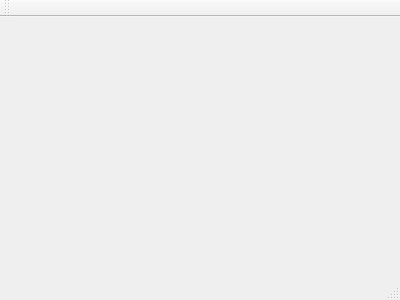
Above: grade_calculator/grade_calculator.ui from atklenner/QtGradeCalc before the change. Below: the same form after it.
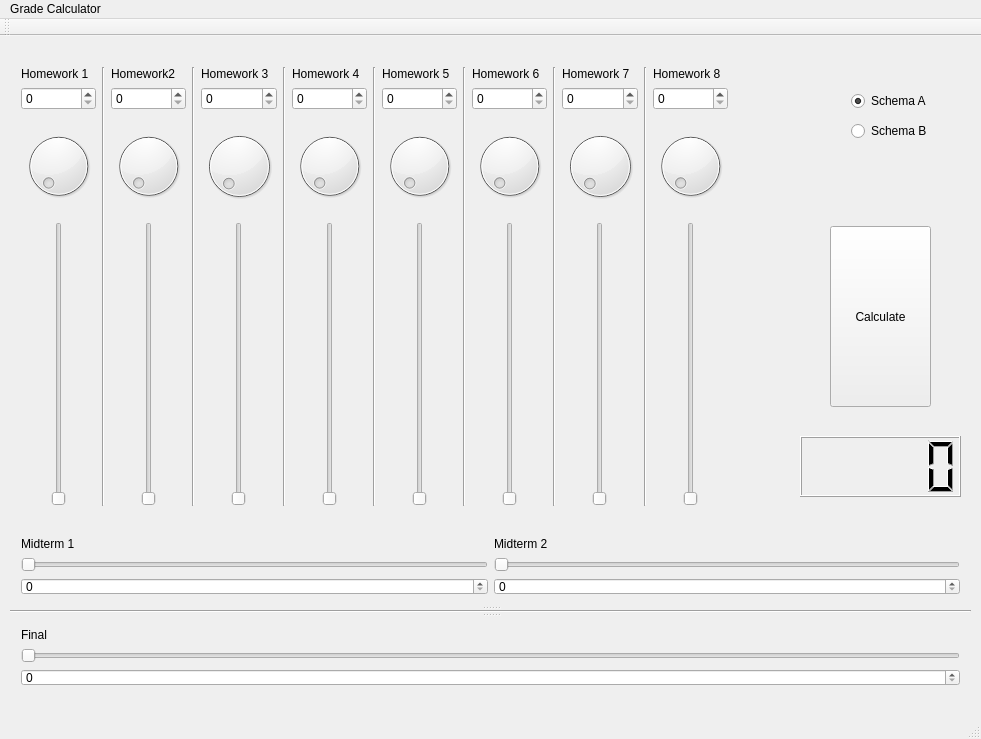
That is the form after the change.

Commit message: More updates made. Much better, actually works somewhat.

Patch:
```diff
--- a/grade_calculator/grade_calculator.ui
+++ b/grade_calculator/grade_calculator.ui
@@ -1,24 +1,633 @@
 <ui version="4.0">
  <class>grade_calculator</class>
- <widget class="QMainWindow" name="grade_calculator" >
-  <property name="geometry" >
+ <widget class="QMainWindow" name="grade_calculator">
+  <property name="geometry">
    <rect>
     <x>0</x>
     <y>0</y>
-    <width>400</width>
-    <height>300</height>
+    <width>981</width>
+    <height>739</height>
    </rect>
   </property>
   <property name="windowTitle" >
    <string>grade_calculator</string>
   </property>
-  <widget class="QMenuBar" name="menuBar" />
-  <widget class="QToolBar" name="mainToolBar" />
-  <widget class="QWidget" name="centralWidget" />
-  <widget class="QStatusBar" name="statusBar" />
+  <widget class="QWidget" name="centralWidget">
+   <widget class="QPushButton" name="pushButton">
+    <property name="geometry">
+     <rect>
+      <x>830</x>
+      <y>190</y>
+      <width>101</width>
+      <height>181</height>
+     </rect>
+    </property>
+    <property name="text">
+     <string>Calculate</string>
+    </property>
+   </widget>
+   <widget class="QLCDNumber" name="lcdNumber">
+    <property name="geometry">
+     <rect>
+      <x>800</x>
+      <y>400</y>
+      <width>161</width>
+      <height>61</height>
+     </rect>
+    </property>
+   </widget>
+   <widget class="QWidget" name="">
+    <property name="geometry">
+     <rect>
+      <x>10</x>
+      <y>20</y>
+      <width>729</width>
+      <height>461</height>
+     </rect>
+    </property>
+    <layout class="QHBoxLayout" name="horizontalLayout_9">
+     <item>
+      <layout class="QHBoxLayout" name="horizontalLayout">
+       <item>
+        <layout class="QVBoxLayout" name="verticalLayout">
+         <item>
+          <widget class="QLabel" name="label_2">
+           <property name="text">
+            <string>Homework 1</string>
+           </property>
+          </widget>
+         </item>
+         <item>
+          <widget class="QSpinBox" name="hw_1">
+           <property name="maximum">
+            <number>20</number>
+           </property>
+          </widget>
+         </item>
+         <item>
+          <widget class="QDial" name="dial">
+           <property name="maximum">
+            <number>20</number>
+           </property>
+           <property name="singleStep">
+            <number>1</number>
+           </property>
+          </widget>
+         </item>
+         <item alignment="Qt::AlignHCenter">
+          <widget class="QSlider" name="verticalSlider">
+           <property name="maximum">
+            <number>20</number>
+           </property>
+           <property name="singleStep">
+            <number>1</number>
+           </property>
+           <property name="orientation">
+            <enum>Qt::Vertical</enum>
+           </property>
+          </widget>
+         </item>
+        </layout>
+       </item>
+       <item>
+        <widget class="Line" name="line">
+         <property name="orientation">
+          <enum>Qt::Vertical</enum>
+         </property>
+        </widget>
+       </item>
+      </layout>
+     </item>
+     <item>
+      <layout class="QHBoxLayout" name="horizontalLayout_2">
+       <item>
+        <layout class="QVBoxLayout" name="verticalLayout_2">
+         <item>
+          <widget class="QLabel" name="label_3">
+           <property name="text">
+            <string>Homework2</string>
+           </property>
+          </widget>
+         </item>
+         <item>
+          <widget class="QSpinBox" name="hw_2">
+           <property name="maximum">
+            <number>20</number>
+           </property>
+          </widget>
+         </item>
+         <item>
+          <widget class="QDial" name="dial_2">
+           <property name="maximum">
+            <number>20</number>
+           </property>
+           <property name="singleStep">
+            <number>1</number>
+           </property>
+          </widget>
+         </item>
+         <item alignment="Qt::AlignHCenter">
+          <widget class="QSlider" name="verticalSlider_2">
+           <property name="maximum">
+            <number>20</number>
+           </property>
+           <property name="singleStep">
+            <number>1</number>
+           </property>
+           <property name="orientation">
+            <enum>Qt::Vertical</enum>
+           </property>
+          </widget>
+         </item>
+        </layout>
+       </item>
+       <item>
+        <widget class="Line" name="line_2">
+         <property name="orientation">
+          <enum>Qt::Vertical</enum>
+         </property>
+        </widget>
+       </item>
+      </layout>
+     </item>
+     <item>
+      <layout class="QHBoxLayout" name="horizontalLayout_3">
+       <item>
+        <layout class="QVBoxLayout" name="verticalLayout_3">
+         <item>
+          <widget class="QLabel" name="label_4">
+           <property name="text">
+            <string>Homework 3</string>
+           </property>
+          </widget>
+         </item>
+         <item>
+          <widget class="QSpinBox" name="hw_3">
+           <property name="maximum">
+            <number>20</number>
+           </property>
+          </widget>
+         </item>
+         <item>
+          <widget class="QDial" name="dial_3">
+           <property name="maximum">
+            <number>20</number>
+           </property>
+           <property name="singleStep">
+            <number>1</number>
+           </property>
+          </widget>
+         </item>
+         <item alignment="Qt::AlignHCenter">
+          <widget class="QSlider" name="verticalSlider_3">
+           <property name="maximum">
+            <number>20</number>
+           </property>
+           <property name="singleStep">
+            <number>1</number>
+           </property>
+           <property name="orientation">
+            <enum>Qt::Vertical</enum>
+           </property>
+          </widget>
+         </item>
+        </layout>
+       </item>
+       <item>
+        <widget class="Line" name="line_3">
+         <property name="orientation">
+          <enum>Qt::Vertical</enum>
+         </property>
+        </widget>
+       </item>
+      </layout>
+     </item>
+     <item>
+      <layout class="QHBoxLayout" name="horizontalLayout_4">
+       <item>
+        <layout class="QVBoxLayout" name="verticalLayout_4">
+         <item>
+          <widget class="QLabel" name="label_5">
+           <property name="text">
+            <string>Homework 4</string>
+           </property>
+          </widget>
+         </item>
+         <item>
+          <widget class="QSpinBox" name="hw_4">
+           <property name="maximum">
+            <number>20</number>
+           </property>
+          </widget>
+         </item>
+         <item>
+          <widget class="QDial" name="dial_4">
+           <property name="maximum">
+            <number>20</number>
+           </property>
+           <property name="singleStep">
+            <number>1</number>
+           </property>
+          </widget>
+         </item>
+         <item alignment="Qt::AlignHCenter">
+          <widget class="QSlider" name="verticalSlider_4">
+           <property name="maximum">
+            <number>20</number>
+           </property>
+           <property name="singleStep">
+            <number>1</number>
+           </property>
+           <property name="orientation">
+            <enum>Qt::Vertical</enum>
+           </property>
+          </widget>
+         </item>
+        </layout>
+       </item>
+       <item>
+        <widget class="Line" name="line_4">
+         <property name="orientation">
+          <enum>Qt::Vertical</enum>
+         </property>
+        </widget>
+       </item>
+      </layout>
+     </item>
+     <item>
+      <layout class="QHBoxLayout" name="horizontalLayout_5">
+       <item>
+        <layout class="QVBoxLayout" name="verticalLayout_5">
+         <item>
+          <widget class="QLabel" name="label_6">
+           <property name="text">
+            <string>Homework 5</string>
+           </property>
+          </widget>
+         </item>
+         <item>
+          <widget class="QSpinBox" name="hw_5">
+           <property name="maximum">
+            <number>20</number>
+           </property>
+          </widget>
+         </item>
+         <item>
+          <widget class="QDial" name="dial_5">
+           <property name="maximum">
+            <number>20</number>
+           </property>
+           <property name="singleStep">
+            <number>1</number>
+           </property>
+          </widget>
+         </item>
+         <item alignment="Qt::AlignHCenter">
+          <widget class="QSlider" name="verticalSlider_5">
+           <property name="maximum">
+            <number>20</number>
+           </property>
+           <property name="singleStep">
+            <number>1</number>
+           </property>
+           <property name="orientation">
+            <enum>Qt::Vertical</enum>
+           </property>
+          </widget>
+         </item>
+        </layout>
+       </item>
+       <item>
+        <widget class="Line" name="line_5">
+         <property name="orientation">
+          <enum>Qt::Vertical</enum>
+         </property>
+        </widget>
+       </item>
+      </layout>
+     </item>
+     <item>
+      <layout class="QHBoxLayout" name="horizontalLayout_6">
+       <item>
+        <layout class="QVBoxLayout" name="verticalLayout_6">
+         <item>
+          <widget class="QLabel" name="label_7">
+           <property name="text">
+            <string>Homework 6</string>
+           </property>
+          </widget>
+         </item>
+         <item>
+          <widget class="QSpinBox" name="hw_6">
+           <property name="maximum">
+            <number>20</number>
+           </property>
+          </widget>
+         </item>
+         <item>
+          <widget class="QDial" name="dial_6">
+           <property name="maximum">
+            <number>20</number>
+           </property>
+           <property name="singleStep">
+            <number>1</number>
+           </property>
+          </widget>
+         </item>
+         <item alignment="Qt::AlignHCenter">
+          <widget class="QSlider" name="verticalSlider_6">
+           <property name="maximum">
+            <number>20</number>
+           </property>
+           <property name="singleStep">
+            <number>1</number>
+           </property>
+           <property name="orientation">
+            <enum>Qt::Vertical</enum>
+           </property>
+          </widget>
+         </item>
+        </layout>
+       </item>
+       <item>
+        <widget class="Line" name="line_6">
+         <property name="orientation">
+          <enum>Qt::Vertical</enum>
+         </property>
+        </widget>
+       </item>
+      </layout>
+     </item>
+     <item>
+      <layout class="QHBoxLayout" name="horizontalLayout_7">
+       <item>
+        <layout class="QVBoxLayout" name="verticalLayout_7">
+         <item>
+          <widget class="QLabel" name="label_8">
+           <property name="text">
+            <string>Homework 7</string>
+           </property>
+          </widget>
+         </item>
+         <item>
+          <widget class="QSpinBox" name="hw_7">
+           <property name="maximum">
+            <number>20</number>
+           </property>
+          </widget>
+         </item>
+         <item>
+          <widget class="QDial" name="dial_7">
+           <property name="maximum">
+            <number>20</number>
+           </property>
+           <property name="singleStep">
+            <number>1</number>
+           </property>
+          </widget>
+         </item>
+         <item alignment="Qt::AlignHCenter">
+          <widget class="QSlider" name="verticalSlider_7">
+           <property name="maximum">
+            <number>20</number>
+           </property>
+           <property name="singleStep">
+            <number>1</number>
+           </property>
+           <property name="orientation">
+            <enum>Qt::Vertical</enum>
+           </property>
+          </widget>
+         </item>
+        </layout>
+       </item>
+       <item>
+        <widget class="Line" name="line_7">
+         <property name="orientation">
+          <enum>Qt::Vertical</enum>
+         </property>
+        </widget>
+       </item>
+      </layout>
+     </item>
+     <item>
+      <layout class="QHBoxLayout" name="horizontalLayout_8">
+       <item>
+        <layout class="QVBoxLayout" name="verticalLayout_8">
+         <item>
+          <widget class="QLabel" name="label_9">
+           <property name="text">
+            <string>Homework 8</string>
+           </property>
+          </widget>
+         </item>
+         <item>
+          <widget class="QSpinBox" name="hw_8">
+           <property name="maximum">
+            <number>20</number>
+           </property>
+          </widget>
+         </item>
+         <item>
+          <widget class="QDial" name="dial_8">
+           <property name="maximum">
+            <number>20</number>
+           </property>
+           <property name="singleStep">
+            <number>1</number>
+           </property>
+          </widget>
+         </item>
+         <item alignment="Qt::AlignHCenter">
+          <widget class="QSlider" name="verticalSlider_8">
+           <property name="maximum">
+            <number>20</number>
+           </property>
+           <property name="singleStep">
+            <number>1</number>
+           </property>
+           <property name="orientation">
+            <enum>Qt::Vertical</enum>
+           </property>
+          </widget>
+         </item>
+        </layout>
+       </item>
+      </layout>
+     </item>
+    </layout>
+   </widget>
+   <widget class="QSplitter" name="splitter">
+    <property name="geometry">
+     <rect>
+      <x>10</x>
+      <y>490</y>
+      <width>961</width>
+      <height>171</height>
+     </rect>
+    </property>
+    <property name="orientation">
+     <enum>Qt::Vertical</enum>
+    </property>
+    <widget class="QWidget" name="">
+     <layout class="QHBoxLayout" name="horizontalLayout_10">
+      <item>
+       <layout class="QVBoxLayout" name="verticalLayout_12">
+        <item>
+         <widget class="QLabel" name="label">
+          <property name="text">
+           <string>Midterm 1</string>
+          </property>
+         </widget>
+        </item>
+        <item>
+         <layout class="QVBoxLayout" name="verticalLayout_10">
+          <item>
+           <widget class="QSlider" name="horizontalSlider">
+            <property name="maximum">
+             <number>100</number>
+            </property>
+            <property name="orientation">
+             <enum>Qt::Horizontal</enum>
+            </property>
+           </widget>
+          </item>
+          <item>
+           <widget class="QSpinBox" name="midterm_1">
+            <property name="maximum">
+             <number>100</number>
+            </property>
+           </widget>
+          </item>
+         </layout>
+        </item>
+       </layout>
+      </item>
+      <item>
+       <layout class="QVBoxLayout" name="verticalLayout_13">
+        <item>
+         <layout class="QVBoxLayout" name="verticalLayout_11">
+          <item>
+           <widget class="QLabel" name="label_10">
+            <property name="text">
+             <string>Midterm 2</string>
+            </property>
+           </widget>
+          </item>
+          <item>
+           <widget class="QSlider" name="horizontalSlider_2">
+            <property name="maximum">
+             <number>100</number>
+            </property>
+            <property name="orientation">
+             <enum>Qt::Horizontal</enum>
+            </property>
+           </widget>
+          </item>
+          <item>
+           <widget class="QSpinBox" name="midterm_2">
+            <property name="maximum">
+             <number>100</number>
+            </property>
+           </widget>
+          </item>
+         </layout>
+        </item>
+       </layout>
+      </item>
+     </layout>
+    </widget>
+    <widget class="Line" name="line_8">
+     <property name="orientation">
+      <enum>Qt::Horizontal</enum>
+     </property>
+    </widget>
+    <widget class="QWidget" name="">
+     <layout class="QVBoxLayout" name="verticalLayout_14">
+      <item>
+       <widget class="QLabel" name="label_11">
+        <property name="text">
+         <string>Final</string>
+        </property>
+       </widget>
+      </item>
+      <item>
+       <widget class="QSlider" name="horizontalSlider_3">
+        <property name="maximum">
+         <number>100</number>
+        </property>
+        <property name="orientation">
+         <enum>Qt::Horizontal</enum>
+        </property>
+       </widget>
+      </item>
+      <item>
+       <widget class="QSpinBox" name="final_2">
+        <property name="maximum">
+         <number>100</number>
+        </property>
+       </widget>
+      </item>
+     </layout>
+    </widget>
+   </widget>
+   <widget class="QWidget" name="">
+    <property name="geometry">
+     <rect>
+      <x>840</x>
+      <y>40</y>
+      <width>99</width>
+      <height>81</height>
+     </rect>
+    </property>
+    <layout class="QVBoxLayout" name="verticalLayout_9">
+     <item>
+      <widget class="QRadioButton" name="radioButton">
+       <property name="text">
+        <string>Schema A</string>
+       </property>
+       <property name="checked">
+        <bool>true</bool>
+       </property>
+      </widget>
+     </item>
+     <item>
+      <widget class="QRadioButton" name="radioButton_2">
+       <property name="text">
+        <string>Schema B</string>
+       </property>
+      </widget>
+     </item>
+    </layout>
+   </widget>
+  </widget>
+  <widget class="QToolBar" name="mainToolBar">
+   <attribute name="toolBarArea">
+    <enum>TopToolBarArea</enum>
+   </attribute>
+   <attribute name="toolBarBreak">
+    <bool>false</bool>
+   </attribute>
+  </widget>
+  <widget class="QStatusBar" name="statusBar"/>
+  <widget class="QMenuBar" name="menuBar">
+   <property name="geometry">
+    <rect>
+     <x>0</x>
+     <y>0</y>
+     <width>981</width>
+     <height>23</height>
+    </rect>
+   </property>
+   <widget class="QMenu" name="menuGrade_Calculator">
+    <property name="title">
+     <string>Grade Calculator</string>
+    </property>
+   </widget>
+   <addaction name="menuGrade_Calculator"/>
+  </widget>
  </widget>
- <layoutDefault spacing="6" margin="11" />
- <pixmapfunction></pixmapfunction>
+ <layoutdefault spacing="6" margin="11"/>
  <resources/>
  <connections/>
 </ui>
```
Left out of the diff: 870 changed lines with no effect on the pictures. The commit also changes 2 other files.
